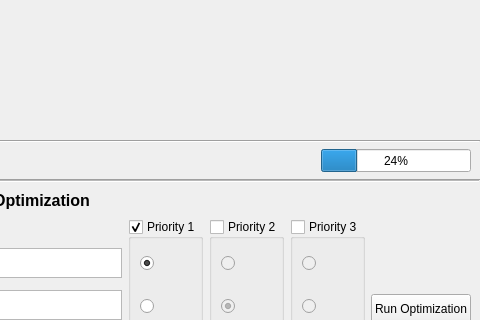
Qt form GUI/include/fmt_mainwindow.ui (thomasmazza/fmt-simulator) before a commit; both pictures show x 800 to 1280 and y 316 to 636 of the 1280 by 720 pixel window.
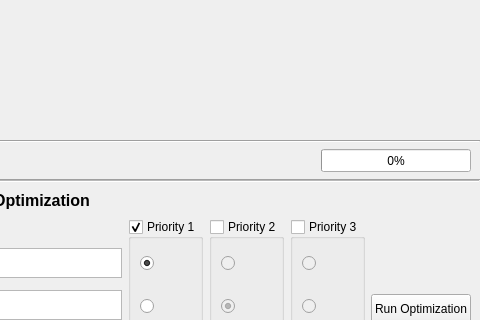
The same form after that commit. Icons and pictures are not drawn. Custom widgets are drawn as their Qt base class.

Commit message: Adds functionality of Simulating to the GUI. The outcame cannot be displayed yet.

Patch:
```diff
--- a/GUI/include/fmt_mainwindow.ui
+++ b/GUI/include/fmt_mainwindow.ui
@@ -732,7 +732,7 @@
                </size>
               </property>
               <property name="value">
-               <number>24</number>
+               <number>0</number>
               </property>
              </widget>
             </item>
```
Left out of the diff: 3 changed lines with no effect on the pictures. The commit also changes 6 other files.
